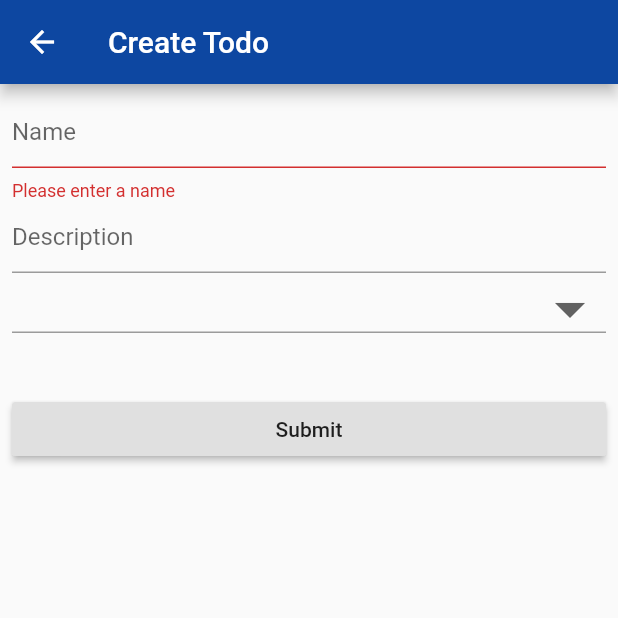
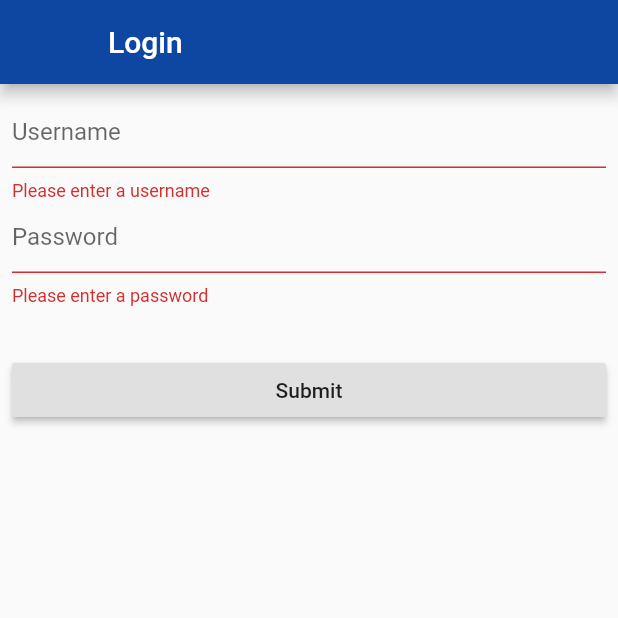
Before and after one commit to kottilabs/Open-TODOs-flutter-frontend, a Flutter app: the TodoForm screen opened directly with empty values, after a tap on "Submit", on a phone screen of 412 x 824 dp, the top half of it. Run offline on Flutter 3.47's test engine with Material 2 defaults, Android fonts, the phone set to English and light mode, and no system bars; our stand-ins replace basic_utils, flutter_secure_storage; missing offline and left inert: enum_to_string; accounts and stored records are empty; statements that could not run were skipped.

```diff
--- a/lib/api/constants.dart
+++ /dev/null
@@ -1,9 +0,0 @@
-import 'package:http_auth/http_auth.dart' as http_auth;
-
-const BACKEND_URL = '***REMOVED***';
-const headers = {
-  'Content-type': 'application/json',
-  'Accept': 'application/json',
-};
-
-var client = http_auth.BasicAuthClient('***REMOVED***', '***REMOVED***');
--- a/lib/api/todo.dart
+++ b/lib/api/todo.dart
@@ -1,10 +1,12 @@
 import 'dart:convert';
+
+import 'package:provider/provider.dart';
 import 'package:flutter/material.dart';
 import 'package:http/http.dart';
 import 'package:enum_to_string/enum_to_string.dart';
 
-import 'constants.dart';
-import 'scope.dart';
+import 'package:open_todos_flutter_frontend/api/scope.dart';
+import 'package:open_todos_flutter_frontend/api_service.dart';
 
 enum Status { TODO, DOING, TESTING, DONE }
 
@@ -83,20 +85,21 @@ class Todo {
     throw 'Missing icon for $state';
   }
 
-  Future<Todo> save() async {
+  Future<Todo> save(APIService service) {
     if (id != null) {
-      return put();
+      return put(service);
     } else {
-      return post();
+      return post(service);
     }
   }
 
-  Future<Todo> post() async {
+  Future<Todo> post(APIService service) {
     var map = this.toMap();
     map.remove(ID_KEY);
     final body = json.encode(map);
-    return client
-        .post("$BACKEND_URL/todo/$scopeId", body: body, headers: headers)
+    return service
+        .post("${APIService.BACKEND_URL}/todo/$scopeId",
+            body: body, headers: APIService.headers)
         .then((Response response) {
       if (response.statusCode == 200) {
         return Todo.fromJson(json.decode(response.body));
@@ -105,11 +108,12 @@ class Todo {
     });
   }
 
-  Future<Todo> put() async {
+  Future<Todo> put(APIService service) {
     var map = this.toMap();
     final body = json.encode(map);
-    return client
-        .put("$BACKEND_URL/todo/$scopeId/$id", body: body, headers: headers)
+    return service
+        .put("${APIService.BACKEND_URL}/todo/$scopeId/$id",
+            body: body, headers: APIService.headers)
         .then((Response response) {
       if (response.statusCode == 200) {
         return Todo.fromJson(json.decode(response.body));
@@ -118,13 +122,15 @@ class Todo {
     });
   }
 
-  static Future<List<Todo>> fetchTodos(Scope scope) async {
-    final response = await client.get("$BACKEND_URL/todo/${scope.id}");
-
-    if (response.statusCode == 200) {
-      List todos = json.decode(response.body);
-      return todos.map((todo) => Todo.fromJson(todo)).toList();
-    }
-    throw json.decode(response.body)['message'];
+  static Future<List<Todo>> fetchTodos(APIService service, Scope scope) {
+    return service
+        .get("${APIService.BACKEND_URL}/todo/${scope.id}")
+        .then((response) {
+      if (response.statusCode == 200) {
+        List todos = json.decode(response.body);
+        return todos.map((todo) => Todo.fromJson(todo)).toList();
+      }
+      throw json.decode(response.body)['message'];
+    });
   }
 }
--- /dev/null
+++ b/lib/login_screen.dart
@@ -0,0 +1,79 @@
+import 'package:flutter/material.dart';
+import 'package:provider/provider.dart';
+import 'package:open_todos_flutter_frontend/api_service.dart';
+
+class LoginScreen extends StatefulWidget {
+  @override
+  _LoginScreenState createState() => _LoginScreenState();
+}
+
+class _LoginScreenState extends State<LoginScreen> {
+  GlobalKey<FormState> _formKey = new GlobalKey<FormState>();
+  GlobalKey<FormFieldState<String>> _nameKey =
+      new GlobalKey<FormFieldState<String>>();
+  GlobalKey<FormFieldState<String>> _passwordKey =
+      new GlobalKey<FormFieldState<String>>();
+
+  @override
+  Widget build(BuildContext context) {
+    final apiService = context.watch<APIService>();
+    return Scaffold(
+      appBar: AppBar(
+        leading: Container(),
+        title: Text('Login'),
+      ),
+      body: Center(
+        child: Padding(
+          padding: const EdgeInsets.all(8.0),
+          child: Form(
+            key: _formKey,
+            child: Column(
+              crossAxisAlignment: CrossAxisAlignment.start,
+              children: <Widget>[
+                TextFormField(
+                  key: _nameKey,
+                  decoration: const InputDecoration(
+                    hintText: 'Username',
+                  ),
+                  validator: (value) {
+                    if (value.isEmpty) {
+                      return 'Please enter a username';
+                    }
+                    return null;
+                  },
+                ),
+                TextFormField(
+                  key: _passwordKey,
+                  decoration: const InputDecoration(
+                    hintText: 'Password',
+                  ),
+                  validator: (value) {
+                    if (value.isEmpty) {
+                      return 'Please enter a password';
+                    }
+                    return null;
+                  },
+                ),
+                Padding(
+                  padding: const EdgeInsets.only(top: 32.0),
+                  child: Container(
+                    width: MediaQuery.of(context).size.width,
+                    child: RaisedButton(
+                      onPressed: () async {
+                        if (_formKey.currentState.validate()) {
+                          apiService.login(_nameKey.currentState.value,
+                              _passwordKey.currentState.value);
+                        }
+                      },
+                      child: Text('Submit'),
+                    ),
+                  ),
+                ),
+              ],
+            ),
+          ),
+        ),
+      ),
+    );
+  }
+}
--- /dev/null
+++ b/lib/login_screen_builder.dart
@@ -0,0 +1,25 @@
+import 'package:open_todos_flutter_frontend/api_service.dart';
+import 'package:open_todos_flutter_frontend/login_screen.dart';
+import 'package:provider/provider.dart';
+import 'package:flutter/material.dart';
+
+class LoginScreenBuilder extends Builder {
+  const LoginScreenBuilder({
+    Key key,
+    builder,
+  })  : assert(builder != null),
+        super(key: key, builder: builder);
+
+  @override
+  Widget build(BuildContext context) {
+    final service = context.watch<APIService>();
+    return FutureBuilder(
+        builder: (context, snapshot) {
+          if (snapshot.hasData && snapshot.data) {
+            return builder(context);
+          }
+          return LoginScreen();
+        },
+        future: service.loggedIn());
+  }
+}
--- a/lib/todo_form.dart
+++ b/lib/todo_form.dart
@@ -1,7 +1,10 @@
 import 'package:flutter/cupertino.dart';
 import 'package:flutter/material.dart';
+import 'package:open_todos_flutter_frontend/login_screen_builder.dart';
+import 'package:provider/provider.dart';
 import 'package:enum_to_string/enum_to_string.dart';
 import 'package:basic_utils/basic_utils.dart';
+import 'package:open_todos_flutter_frontend/api_service.dart';
 
 import 'api/todo.dart';
 
@@ -38,9 +41,12 @@ class _TodoFormState extends State<TodoForm> {
 
   @override
   Widget build(BuildContext context) {
+    final apiService = context.watch<APIService>();
+    return LoginScreenBuilder(builder: (context) {
       return Scaffold(
         appBar: AppBar(
-        title: Text(widget.todo.isPersisted() ? 'Update Todo' : 'Create Todo'),
+          title:
+              Text(widget.todo.isPersisted() ? 'Update Todo' : 'Create Todo'),
         ),
         body: Center(
           child: Padding(
@@ -100,10 +106,11 @@ class _TodoFormState extends State<TodoForm> {
                           if (_formKey.currentState.validate()) {
                             final todo = widget.todo;
                             todo.name = _nameKey.currentState.value;
-                          todo.description = _descriptionKey.currentState.value;
+                            todo.description =
+                                _descriptionKey.currentState.value;
                             todo.state = statusValue;
 
-                          await todo.save();
+                            await todo.save(apiService);
                             Navigator.pop(context);
                             this.widget.callback();
                           }
@@ -118,5 +125,6 @@ class _TodoFormState extends State<TodoForm> {
           ),
         ),
       );
+    });
   }
 }
--- a/pubspec.yaml
+++ b/pubspec.yaml
@@ -23,6 +23,8 @@ dependencies:
   http_auth: ^0.2.9
   enum_to_string: ^1.0.9
   basic_utils: ^2.5.3
+  provider: ^4.1.0
+  flutter_secure_storage: ^3.3.3
 
   # The following adds the Cupertino Icons font to your application.
   # Use with the CupertinoIcons class for iOS style icons.
```
Also changed, not shown: lib/api/scope.dart (+21 -19 lines), lib/api_service.dart (added, +111 -0 lines), lib/main.dart (+6 -2 lines), lib/scope_list.dart (+14 -11 lines), lib/todo_list.dart (+29 -17 lines), pubspec.lock, 7 other files. Lines whose indentation alone changed are shown as unchanged.
